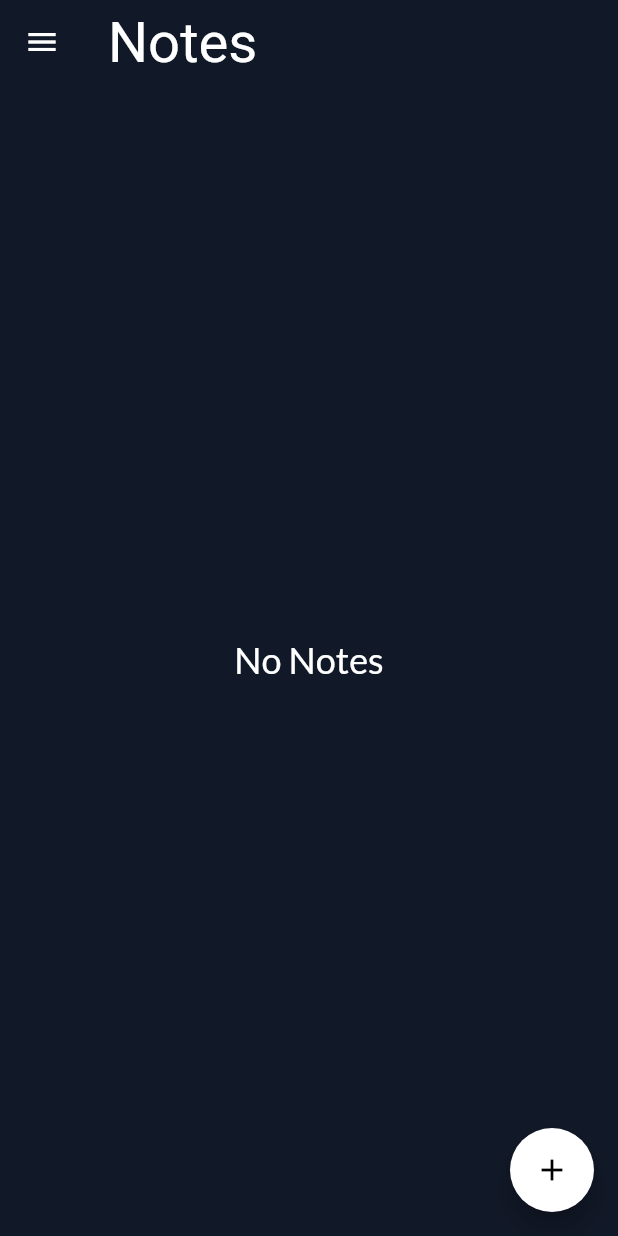
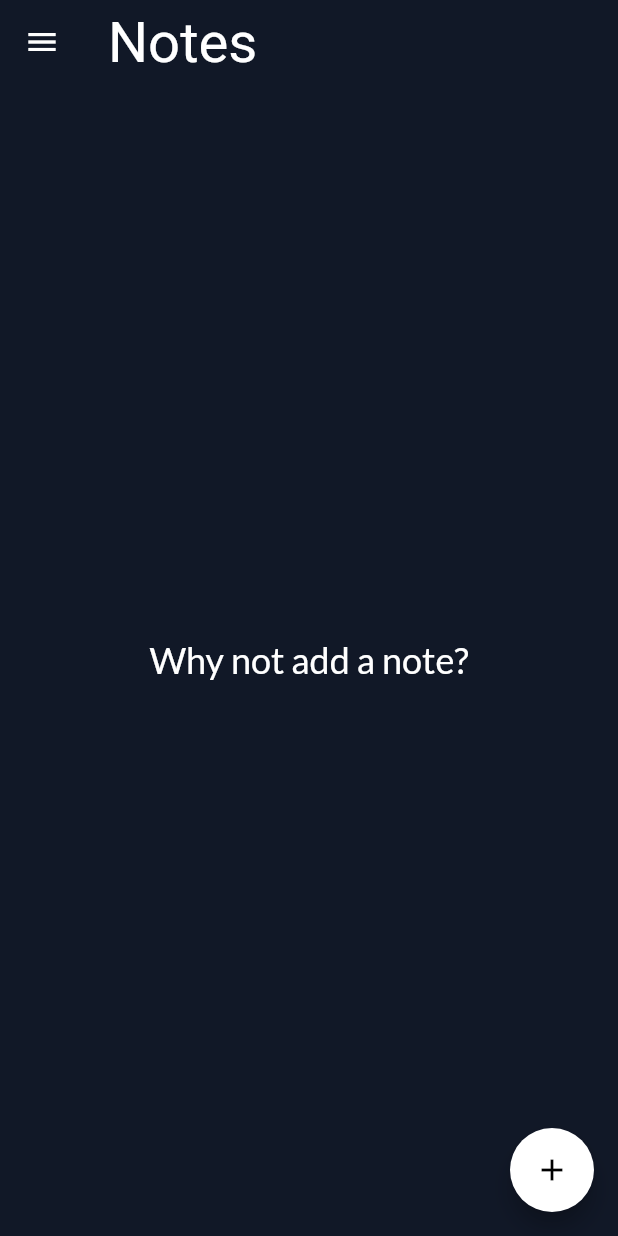
Before and after one commit to achintya-7/your_notes, a Flutter app: the screen it shows after launch, in the side drawer, after a tap on the "add" icon, on a phone screen of 412 x 824 dp. Run offline on Flutter 3.47's test engine with Material 2 defaults, Android fonts, the phone set to English and light mode, and no system bars; our stand-ins replace google_fonts, sqflite, velocity_x; accounts and stored records are empty.

Commit message:
package updates

```diff
--- a/lib/db/notes_database.dart
+++ b/lib/db/notes_database.dart
@@ -15,8 +15,7 @@ class NoteDatabase {
     if (_database != null) {
       return _database!; // returns the database if there is one
     } else {
-      _database = await _initDB(
-          'notes.db'); // initializes a new database if there is no prior one
+      _database = await _initDB('notes.db'); // initializes a new database if there is no prior one
       return _database!;
     }
   }
@@ -24,8 +23,7 @@ class NoteDatabase {
   // Function to initialize the database
   Future<Database> _initDB(String filePath) async {
     final dbPath = await getDatabasesPath();
-    final path = p.join(dbPath,
-        filePath); // joins the database path and our fileName to it {On Android, it is typically data/data//databases/{database_name}}
+    final path = p.join(dbPath,filePath); // joins the database path and our fileName to it {On Android, it is typically data/data/databases/{database_name}}
     return await openDatabase(path, version: 1, onCreate: _createDB);
   }
 
--- a/lib/pages/note_page.dart
+++ b/lib/pages/note_page.dart
@@ -7,7 +7,6 @@ import 'package:notesapp/model/note.dart';
 import 'package:notesapp/pages/add_edit_note_page.dart';
 import 'package:notesapp/pages/note_detail_page.dart';
 import 'package:notesapp/widgets/note_cart_widget.dart';
-import 'package:notesapp/widgets/theme.dart';
 import 'package:url_launcher/url_launcher.dart';
 import 'package:velocity_x/velocity_x.dart';
 
@@ -83,16 +82,16 @@ class _NotePageState extends State<NotePageState> {
           ),
         ),
       ),
-      body: Center(
-        child: _isLoading
-            ? CircularProgressIndicator()
-            : notes.isEmpty
-                ? Text(
-                    'No Notes',
+      body: _isLoading
+          ? CircularProgressIndicator()
+          : notes.isEmpty
+              ? Center(
+                child: Text(
+                    'Why not add a note?',
                     style: TextStyle(color: Colors.white, fontSize: 24),
-                  )
-                : buildNotes(),
-      ),
+                  ),
+              )
+              : buildNotes(),
       floatingActionButton: FloatingActionButton(
         backgroundColor: Colors.white,
         child: Icon(Icons.add),
@@ -107,14 +106,11 @@ class _NotePageState extends State<NotePageState> {
     );
   }
 
-  Widget buildNotes() => StaggeredGridView.countBuilder(
-        crossAxisCount: 4,
+  Widget buildNotes() => StaggeredGrid.count(
+        crossAxisCount: 2,
         mainAxisSpacing: 4,
         crossAxisSpacing: 4,
-        padding: EdgeInsets.all(8),
-        staggeredTileBuilder: (index) => StaggeredTile.fit(2),
-        itemCount: notes.length,
-        itemBuilder: (context, index) {
+        children: List.generate(notes.length, (index) {
           final note = notes[index];
 
           return GestureDetector(
@@ -127,6 +123,6 @@ class _NotePageState extends State<NotePageState> {
             },
             child: NoteCardWidget(note: note, index: index),
           );
-        },
+        }),
       );
 }
--- a/pubspec.yaml
+++ b/pubspec.yaml
@@ -30,15 +30,15 @@ dependencies:
   cupertino_icons: ^1.0.2
   flutter:
     sdk: flutter
-  flutter_staggered_grid_view: ^0.4.0-nullsafety.3
-  google_fonts: ^2.2.0
+  flutter_staggered_grid_view: ^0.6.2
+  google_fonts: ^4.0.3
   intl: ^0.17.0
   sqflite: ^2.0.2
   url_launcher: ^6.0.18
   velocity_x: ^3.4.0
 
 dev_dependencies:
-  flutter_lints: ^1.0.0
+  flutter_lints: ^2.0.1
   flutter_test:
     sdk: flutter
 
```
Also changed, not shown: pubspec.lock, 1 other file.
